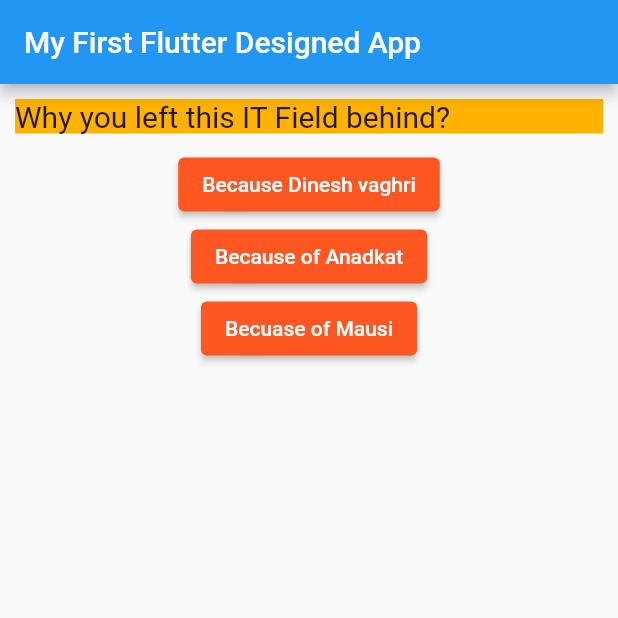
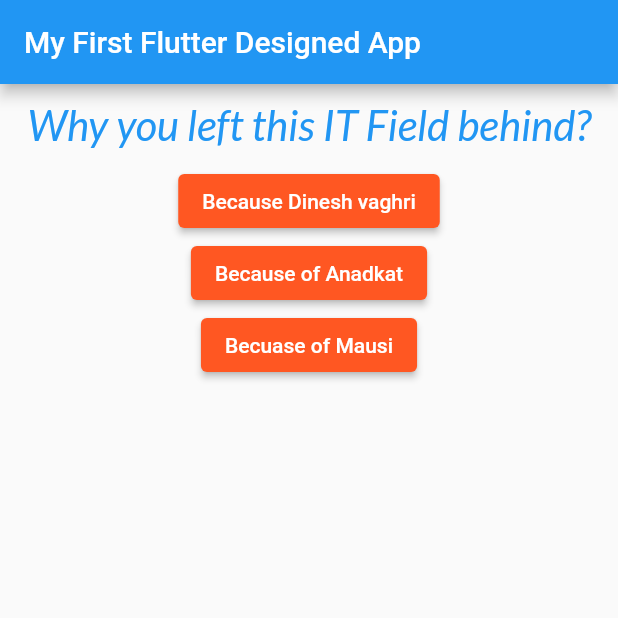
Before and after one commit to AATHacks/FlutterProject_1, a Flutter app: the screen it shows after launch, on a phone screen of 412 x 824 dp, the top half of it. Run offline on Flutter 3.47's test engine with Material 2 defaults, Android fonts, the phone set to English and light mode, and no system bars; our stand-ins replace google_fonts.

```diff
--- a/lib/question.dart
+++ b/lib/question.dart
@@ -1,7 +1,5 @@
-import 'package:flutter/cupertino.dart';
 import 'package:flutter/material.dart';
-import 'package:flutter/src/widgets/container.dart';
-import 'package:flutter/src/widgets/framework.dart';
+import 'package:google_fonts/google_fonts.dart';
 
 class Question extends StatelessWidget {
   Question(this.questionText);
@@ -12,12 +10,12 @@ class Question extends StatelessWidget {
     return Container(
       // alignment: Alignment.center,
       width: double.infinity,
-      color: Colors.amber[600],
       margin: EdgeInsets.all(10),
       child: Text(
         questionText,
-        style: TextStyle(fontSize: 20),
-        // textAlign: TextAlign.center,
+        style: GoogleFonts.lato(
+            fontSize: 28, fontStyle: FontStyle.italic, color: Colors.blue),
+        textAlign: TextAlign.center,
       ),
     );
   }
```
